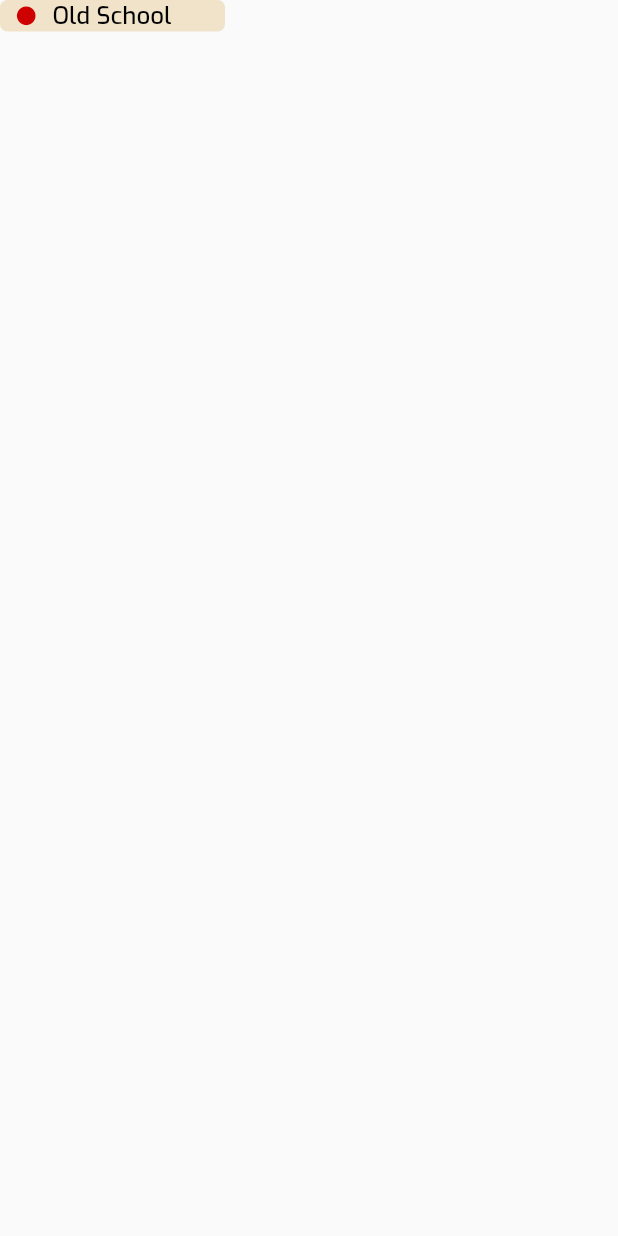
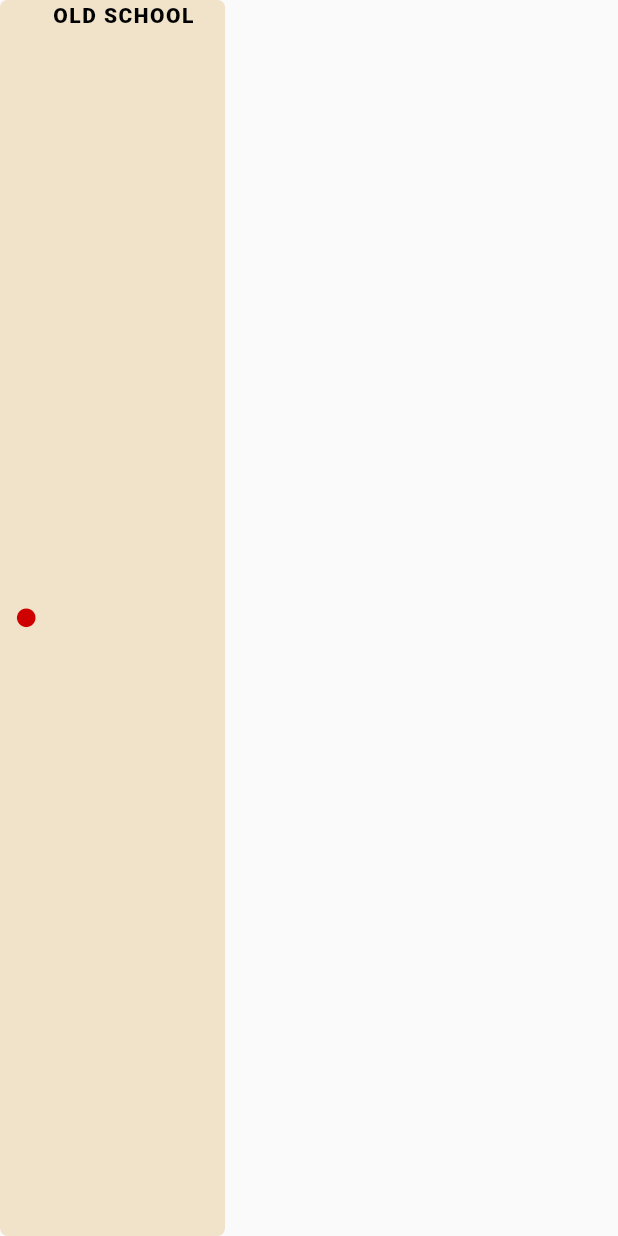
Before and after one commit to simpson-peter/drum_machine, a Flutter app: the KitSelectorButton widget shown alone on an empty page, opened directly, on a phone screen of 412 x 824 dp. Run offline on Flutter 3.47's test engine with Material 2 defaults, Android fonts, the phone set to English and light mode, and no system bars; our stand-ins replace audioplayers.

Commit message:
retooled typefaces

```diff
--- a/lib/constants.dart
+++ b/lib/constants.dart
@@ -55,9 +55,9 @@ const Map<Instrument, String> kInstrumentNameMap = {
 };
 
 const Map<Kit, String> kKitNameMap = {
-  Kit.OldSchool: 'Old School',
-  Kit.Trap: 'Trap',
-  Kit.House: 'House',
+  Kit.OldSchool: 'OLD SCHOOL',
+  Kit.Trap: 'TRAP',
+  Kit.House: 'HOUSE',
 };
 
 //Technical constants
@@ -83,9 +83,11 @@ const Color kRedLightOffColor = Color(0xFF600000);
 
 //Text constants
 const TextStyle kLabelTextStyle = TextStyle(
-  fontSize: 16,
+  fontSize: 14,
   color: Colors.black,
   fontWeight: FontWeight.w900,
+  fontFamily: 'Roboto',
+  letterSpacing: 1,
 );
 const TextStyle kBPMTextStyle = TextStyle(
   fontSize: 46,
--- a/lib/widgets/kit/kit_selector_button.dart
+++ b/lib/widgets/kit/kit_selector_button.dart
@@ -35,12 +35,19 @@ class KitSelectorButton extends StatelessWidget {
               width: kButtonMargin,
             ),
             Container(
-              child: Text(
-                kKitNameMap[this.kit],
-                //TODO: Change to a better font
-                style: kLabelTextStyle.copyWith(
-                  fontWeight: FontWeight.normal,
-                ),
+              child: Column(
+                children: [
+                  SizedBox(
+                    height: 2,
+                  ),
+                  Text(
+                    kKitNameMap[this.kit],
+                    style: kLabelTextStyle,
+                  ),
+                  SizedBox(
+                    height: 2,
+                  ),
+                ],
               ),
             ),
           ],
```
